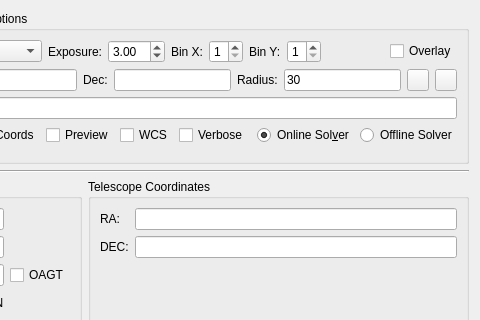
First picture: the form in kstars/ekos/align.ui, repository KDE/kstars, before the edit; both pictures show x 310 to 790 and y 0 to 320 of the 790 by 572 pixel window.
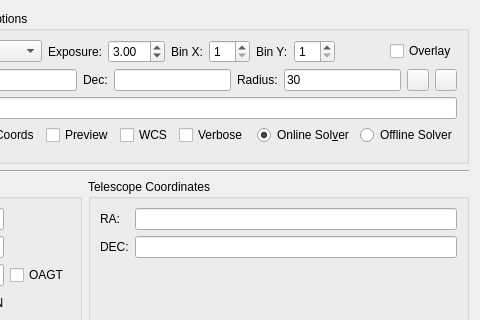
Second picture: the form after the edit. Custom widgets are drawn as their Qt base class.

Commit message: Couple X and Y binning to make it easier for the user. When using LoadAndSlew, try to figure out the solver options parameters from the FITS file instead of assuming they are the same as the current settings

What changed in the file:
```diff
--- a/kstars/ekos/align.ui
+++ b/kstars/ekos/align.ui
@@ -183,21 +183,12 @@
            </widget>
           </item>
           <item>
-           <widget class="QDoubleSpinBox" name="kcfg_solverXBin">
-            <property name="decimals">
-             <number>0</number>
-            </property>
+           <widget class="QSpinBox" name="binXIN">
             <property name="minimum">
-             <double>1.000000000000000</double>
+             <number>1</number>
             </property>
             <property name="maximum">
-             <double>9.000000000000000</double>
-            </property>
-            <property name="singleStep">
-             <double>1.000000000000000</double>
-            </property>
-            <property name="value">
-             <double>1.000000000000000</double>
+             <number>16</number>
             </property>
            </widget>
           </item>
@@ -209,21 +200,12 @@
            </widget>
           </item>
           <item>
-           <widget class="QDoubleSpinBox" name="kcfg_solverYBin">
-            <property name="decimals">
-             <number>0</number>
-            </property>
+           <widget class="QSpinBox" name="binYIN">
             <property name="minimum">
-             <double>1.000000000000000</double>
+             <number>1</number>
             </property>
             <property name="maximum">
-             <double>9.000000000000000</double>
-            </property>
-            <property name="singleStep">
-             <double>1.000000000000000</double>
-            </property>
-            <property name="value">
-             <double>1.000000000000000</double>
+             <number>16</number>
             </property>
            </widget>
           </item>
```
The commit also changes 5 other files.
